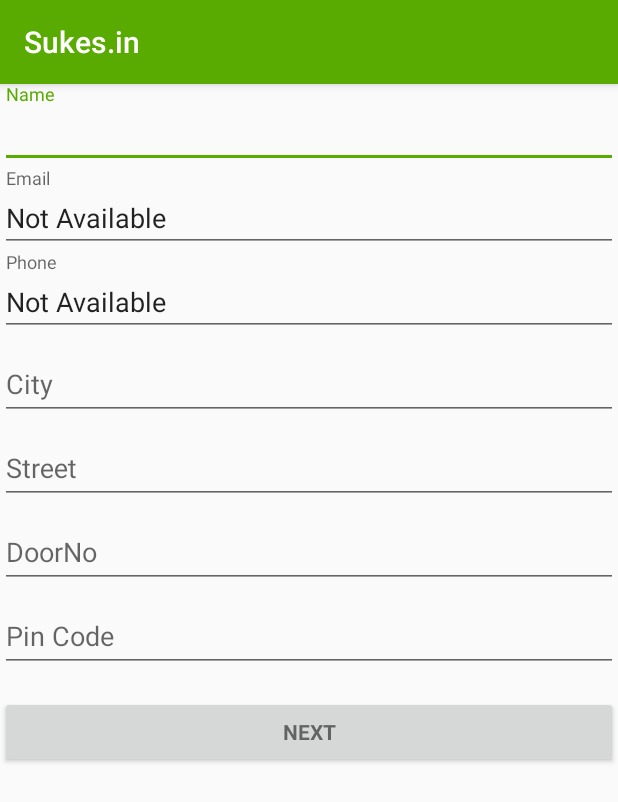
After one commit to dharaniab98/sukes, an Android app: the Pay_Register_Profile_Activity screen opened directly, with no data from a screen before it, on a phone screen of 412 x 824 dp. The commit adds this screen. Shown: the top 802 px of the screen. Run offline under Robolectric (Android 15) with nearby library versions, the phone set to English and light mode, and no system bars.

Commit message:
register user details

```diff
--- a/app/build.gradle
+++ b/app/build.gradle
@@ -23,7 +23,7 @@ dependencies {
     implementation fileTree(include: ['*.jar'], dir: 'libs')
     implementation 'com.android.support:appcompat-v7:26.1.0'
 
-
+    implementation 'com.braintreepayments:card-form:3.3.0'
     implementation 'com.android.support:support-v4:26.1.0'
     implementation 'com.android.support:design:26.1.0'
     implementation 'com.android.support.constraint:constraint-layout:1.0.2'
--- a/app/src/main/java/com/example/dharani/navigation/Paid_Services_Activity.java
+++ b/app/src/main/java/com/example/dharani/navigation/Paid_Services_Activity.java
@@ -22,6 +22,10 @@ public class Paid_Services_Activity extends AppCompatActivity {
         getSupportActionBar().setDisplayHomeAsUpEnabled(true);
 
         final ArrayList<String> arrayList = new ArrayList<>();
+        arrayList.add("Electrical Serices");
+        arrayList.add("Plumber Services");
+        arrayList.add("Kitchen Drivers");
+        arrayList.add("Sanitation Drivers");
         arrayList.add("Acting Drivers");
         arrayList.add("Events");
         arrayList.add("CC Camera Services");
--- /dev/null
+++ b/app/src/main/java/com/example/dharani/navigation/Pay_Register_Profile_Activity.java
@@ -0,0 +1,45 @@
+package com.example.dharani.navigation;
+
+import android.content.Context;
+import android.content.Intent;
+import android.content.SharedPreferences;
+import android.support.v7.app.AppCompatActivity;
+import android.os.Bundle;
+import android.view.View;
+import android.widget.Button;
+import android.widget.EditText;
+import android.widget.TextView;
+
+public class Pay_Register_Profile_Activity extends AppCompatActivity {
+    public static final String DEFAULT="Not Available";
+    @Override
+    protected void onCreate(Bundle savedInstanceState) {
+        super.onCreate(savedInstanceState);
+        setContentView(R.layout.activity_pay__register__profile_);
+
+        final EditText email = (EditText) findViewById(R.id.regemail);
+        final EditText uphno = (EditText) findViewById(R.id.reg_mob_num);
+        SharedPreferences pshared = getSharedPreferences("MyData", Context.MODE_PRIVATE);
+
+        String rmail = pshared.getString("spemail", DEFAULT);
+        String rphno = pshared.getString("spphno", DEFAULT);
+        // On complete call either onLoginSuccess or onLoginFailed
+        email.setText(rmail);
+        uphno.setText(rphno);
+
+
+        Button registerIntent = (Button) findViewById(R.id.movePay);
+        registerIntent.setOnClickListener(new View.OnClickListener() {
+            @Override
+            public void onClick(View v) {
+
+                Intent regIntent=new Intent(v.getContext(),PayRegister_Activity.class);
+                startActivity(regIntent);
+            }
+        });
+
+
+
+
+    }
+}
--- /dev/null
+++ b/app/src/main/res/layout/activity_pay__register__profile_.xml
@@ -0,0 +1,179 @@
+<?xml version="1.0" encoding="utf-8"?>
+<android.support.v7.widget.LinearLayoutCompat xmlns:android="http://schemas.android.com/apk/res/android"
+    xmlns:app="http://schemas.android.com/apk/res-auto"
+    xmlns:tools="http://schemas.android.com/tools"
+    android:layout_width="match_parent"
+    android:layout_height="match_parent"
+    tools:context="com.example.dharani.navigation.Pay_Register_Profile_Activity">
+
+
+    <ScrollView
+        android:id="@+id/login_form"
+        android:layout_width="match_parent"
+        android:layout_height="match_parent">
+        <LinearLayout
+            android:id="@+id/email_login_form"
+            android:layout_width="match_parent"
+            android:layout_height="wrap_content"
+            android:orientation="vertical">
+
+           <!--<LinearLayout
+                android:layout_width="wrap_content"
+                android:layout_height="wrap_content"
+                android:orientation="horizontal"
+                android:layout_marginBottom="10dp">
+                <TextView
+                    android:id="@+id/problem_info"
+                    android:layout_width="match_parent"
+                    android:layout_height="wrap_content"
+                    android:textSize="20sp"
+                    android:text="Problem Type: "
+                    android:textColor="#F123"/>
+
+                <TextView
+                    android:id="@+id/type"
+                    android:layout_width="match_parent"
+                    android:layout_height="wrap_content"
+                    android:textSize="20sp"
+                    android:textColor="#FF34"/>
+            </LinearLayout>-->
+
+            <android.support.design.widget.TextInputLayout
+                android:layout_width="match_parent"
+                android:layout_height="wrap_content">
+
+                <EditText
+                    android:id="@+id/regname"
+                    android:layout_width="match_parent"
+                    android:layout_height="wrap_content"
+                    android:hint="Name"
+                    android:inputType="text"
+                    android:maxLines="1"
+                    android:singleLine="true" />
+
+            </android.support.design.widget.TextInputLayout>
+
+            <android.support.design.widget.TextInputLayout
+                android:layout_width="match_parent"
+                android:layout_height="wrap_content">
+
+                <EditText
+                    android:id="@+id/regemail"
+                    android:layout_width="match_parent"
+                    android:layout_height="wrap_content"
+                    android:hint="Email"
+                    android:inputType="textEmailAddress"
+                    android:maxLines="1"
+                    android:singleLine="true" />
+
+            </android.support.design.widget.TextInputLayout>
+
+            <android.support.design.widget.TextInputLayout
+                android:layout_width="match_parent"
+                android:layout_height="wrap_content">
+
+                <EditText
+                    android:id="@+id/reg_mob_num"
+                    android:layout_width="match_parent"
+                    android:layout_height="wrap_content"
+                    android:hint="Phone"
+                    android:inputType="phone"
+                    android:maxLines="1"
+                    android:singleLine="true" />
+
+            </android.support.design.widget.TextInputLayout>
+
+
+            <android.support.design.widget.TextInputLayout
+                android:layout_width="match_parent"
+                android:layout_height="wrap_content">
+
+                <AutoCompleteTextView
+                    android:id="@+id/city"
+                    android:layout_width="match_parent"
+                    android:layout_height="wrap_content"
+                    android:hint="City"
+                    android:inputType="text"
+                    android:maxLines="1"
+                    android:singleLine="true" />
+
+            </android.support.design.widget.TextInputLayout>
+
+            <android.support.design.widget.TextInputLayout
+                android:layout_width="match_parent"
+                android:layout_height="wrap_content">
+
+                <AutoCompleteTextView
+                    android:id="@+id/street"
+                    android:layout_width="match_parent"
+                    android:layout_height="wrap_content"
+                    android:hint="Street"
+                    android:inputType="text"
+                    android:maxLines="1"
+                    android:singleLine="true" />
+
+            </android.support.design.widget.TextInputLayout>
+            <android.support.design.widget.TextInputLayout
+                android:layout_width="match_parent"
+                android:layout_height="wrap_content">
+
+                <AutoCompleteTextView
+                    android:id="@+id/d_no"
+                    android:layout_width="match_parent"
+                    android:layout_height="wrap_content"
+                    android:hint="DoorNo"
+                    android:inputType="number"
+                    android:digits="0123456789-/\*"
+                    android:maxLines="1"
+                    android:singleLine="true" />
+
+            </android.support.design.widget.TextInputLayout>
+
+
+            <android.support.design.widget.TextInputLayout
+                android:layout_width="match_parent"
+                android:layout_height="wrap_content">
+
+                <EditText
+                    android:id="@+id/pin"
+                    android:layout_width="match_parent"
+                    android:layout_height="wrap_content"
+                    android:hint="Pin Code"
+                    android:inputType="number"
+                    android:maxLines="1"
+                    android:singleLine="true" />
+
+
+            </android.support.design.widget.TextInputLayout>
+
+
+            <!--<EditText
+                android:id="@+id/feedback"
+                android:layout_width="match_parent"
+                android:layout_height="150dp"
+                android:gravity="top"
+                android:hint="Tell us about your problem"
+                android:inputType="text|textMultiLine" />-->
+            <Button
+                android:id="@+id/movePay"
+                style="?android:textAppearanceSmall"
+                android:layout_width="match_parent"
+                android:layout_height="wrap_content"
+                android:layout_marginTop="16dp"
+                android:text="Next"
+                android:textStyle="bold" />
+
+        </LinearLayout>
+    </ScrollView>
+
+
+
+
+
+
+
+
+
+
+
+</android.support.v7.widget.LinearLayoutCompat>
```
Also changed, not shown: app/src/main/AndroidManifest.xml (+5 -2 lines), app/src/main/java/com/example/dharani/navigation/MainActivity.java (+10 -0 lines), app/src/main/java/com/example/dharani/navigation/Order_List_Activity.java (added, +13 -0 lines), app/src/main/java/com/example/dharani/navigation/PayRegister_Activity.java (+17 -0 lines), app/src/main/java/com/example/dharani/navigation/Register_Benefits_Activity.java (added, +26 -0 lines), app/src/main/res/layout/activity_order__list_.xml (added, +9 -0 lines), app/src/main/res/layout/activity_pay_register_.xml (+18 -3 lines), app/src/main/res/layout/activity_register__benefits_.xml (added, +26 -0 lines), app/src/main/res/layout/nav_header_main.xml (+7 -4 lines).
